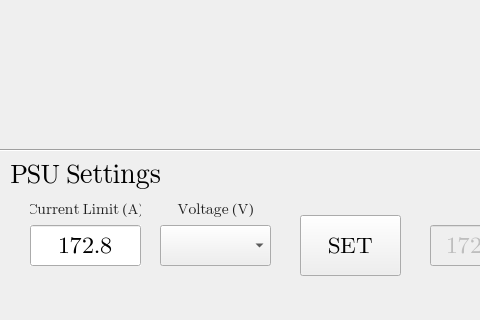
Marculonis21/PSC488_source, file PSC488/mainwindow.ui: the form before one commit; both pictures show x 0 to 480 and y 265 to 585 of the 700 by 585 pixel window.
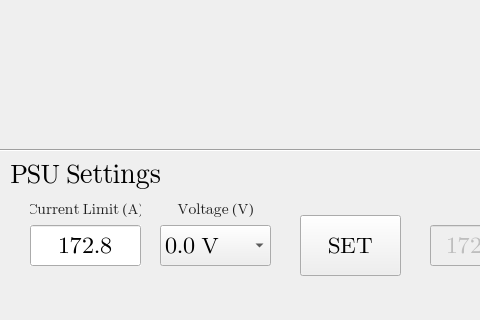
The form after the commit. Icons and pictures are not drawn. Custom widgets are drawn as their Qt base class.

```diff
--- a/PSC488/mainwindow.ui
+++ b/PSC488/mainwindow.ui
@@ -358,10 +358,10 @@
      <bool>false</bool>
     </property>
     <property name="currentText">
-     <string/>
+     <string>0.0 V</string>
     </property>
     <property name="currentIndex">
-     <number>-1</number>
+     <number>0</number>
     </property>
     <property name="maxVisibleItems">
      <number>3</number>
@@ -387,6 +387,11 @@
     <property name="modelColumn">
      <number>0</number>
     </property>
+    <item>
+     <property name="text">
+      <string>0.0 V</string>
+     </property>
+    </item>
     <item>
      <property name="text">
       <string>0.1 V</string>
```
Left out of the diff: 29 changed lines with no effect on the pictures.
